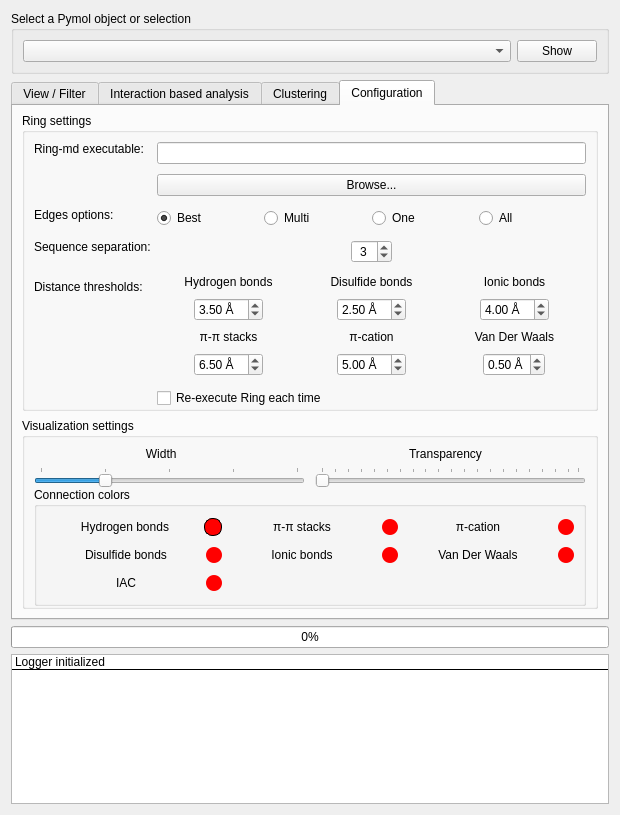
Above: GUIs/plugin.ui from BioComputingUP/ring-pymol before the change. Below: the same form after it.
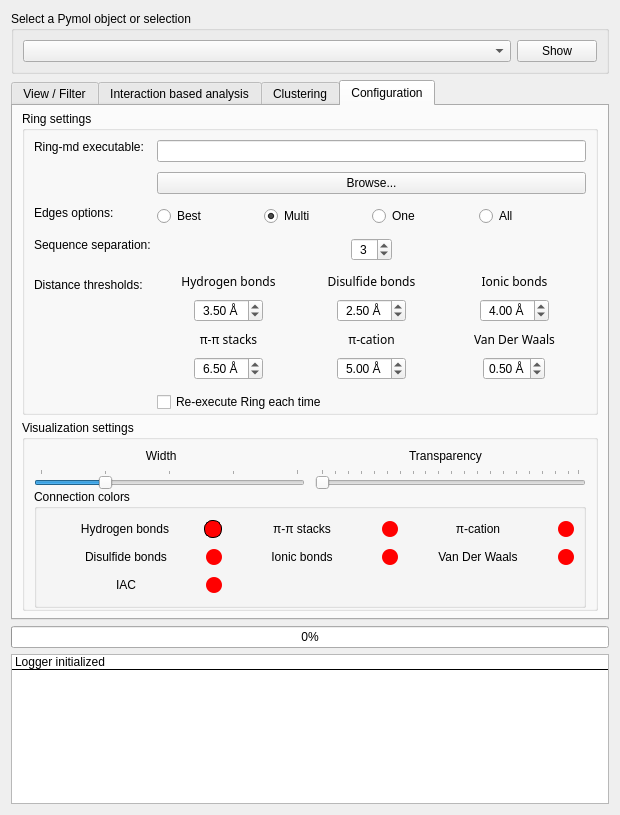
That is the form after the change. The open tabs and pages were chosen to show the change.

```diff
--- a/GUIs/plugin.ui
+++ b/GUIs/plugin.ui
@@ -1718,7 +1718,7 @@
                   <string>Best</string>
                  </property>
                  <property name="checked">
-                  <bool>true</bool>
+                  <bool>false</bool>
                  </property>
                 </widget>
                </item>
@@ -1733,6 +1733,9 @@
                  <property name="text">
                   <string>Multi</string>
                  </property>
+                 <property name="checked">
+                  <bool>true</bool>
+                 </property>
                 </widget>
                </item>
                <item>
@@ -1845,6 +1848,9 @@
                       <verstretch>0</verstretch>
                      </sizepolicy>
                     </property>
+                    <property name="alignment">
+                     <set>Qt::AlignCenter</set>
+                    </property>
                     <property name="suffix">
                      <string> Å</string>
                     </property>
@@ -1870,6 +1876,11 @@
                    <verstretch>0</verstretch>
                   </sizepolicy>
                  </property>
+                 <property name="font">
+                  <font>
+                   <family>Sans Serif</family>
+                  </font>
+                 </property>
                  <property name="text">
                   <string>Disulfide bonds</string>
                  </property>
@@ -1895,6 +1906,9 @@
                       <verstretch>0</verstretch>
                      </sizepolicy>
                     </property>
+                    <property name="alignment">
+                     <set>Qt::AlignCenter</set>
+                    </property>
                     <property name="suffix">
                      <string> Å</string>
                     </property>
@@ -1929,6 +1943,9 @@
                       <verstretch>0</verstretch>
                      </sizepolicy>
                     </property>
+                    <property name="alignment">
+                     <set>Qt::AlignCenter</set>
+                    </property>
                     <property name="suffix">
                      <string> Å</string>
                     </property>
@@ -1954,6 +1971,11 @@
                    <verstretch>0</verstretch>
                   </sizepolicy>
                  </property>
+                 <property name="font">
+                  <font>
+                   <family>Sans Serif</family>
+                  </font>
+                 </property>
                  <property name="text">
                   <string>π-cation</string>
                  </property>
@@ -1970,6 +1992,11 @@
                    <verstretch>0</verstretch>
                   </sizepolicy>
                  </property>
+                 <property name="font">
+                  <font>
+                   <family>Sans Serif</family>
+                  </font>
+                 </property>
                  <property name="text">
                   <string>π-π stacks</string>
                  </property>
@@ -1986,6 +2013,11 @@
                    <verstretch>0</verstretch>
                   </sizepolicy>
                  </property>
+                 <property name="font">
+                  <font>
+                   <family>Sans Serif</family>
+                  </font>
+                 </property>
                  <property name="toolTip">
                   <string>Distance from the surfices of the atoms</string>
                  </property>
@@ -2011,6 +2043,11 @@
                    <verstretch>0</verstretch>
                   </sizepolicy>
                  </property>
+                 <property name="font">
+                  <font>
+                   <family>Sans Serif</family>
+                  </font>
+                 </property>
                  <property name="text">
                   <string>Hydrogen bonds</string>
                  </property>
@@ -2027,6 +2064,11 @@
                    <verstretch>0</verstretch>
                   </sizepolicy>
                  </property>
+                 <property name="font">
+                  <font>
+                   <family>Sans Serif</family>
+                  </font>
+                 </property>
                  <property name="text">
                   <string>Ionic bonds</string>
                  </property>
@@ -2052,6 +2094,9 @@
                       <verstretch>0</verstretch>
                      </sizepolicy>
                     </property>
+                    <property name="alignment">
+                     <set>Qt::AlignCenter</set>
+                    </property>
                     <property name="suffix">
                      <string> Å</string>
                     </property>
@@ -2086,6 +2131,9 @@
                       <verstretch>0</verstretch>
                      </sizepolicy>
                     </property>
+                    <property name="alignment">
+                     <set>Qt::AlignCenter</set>
+                    </property>
                     <property name="suffix">
                      <string> Å</string>
                     </property>
@@ -2120,6 +2168,9 @@
                       <verstretch>0</verstretch>
                      </sizepolicy>
                     </property>
+                    <property name="alignment">
+                     <set>Qt::AlignCenter</set>
+                    </property>
                     <property name="suffix">
                      <string> Å</string>
                     </property>
```
Left out of the diff: 178 changed lines with no effect on the pictures.
